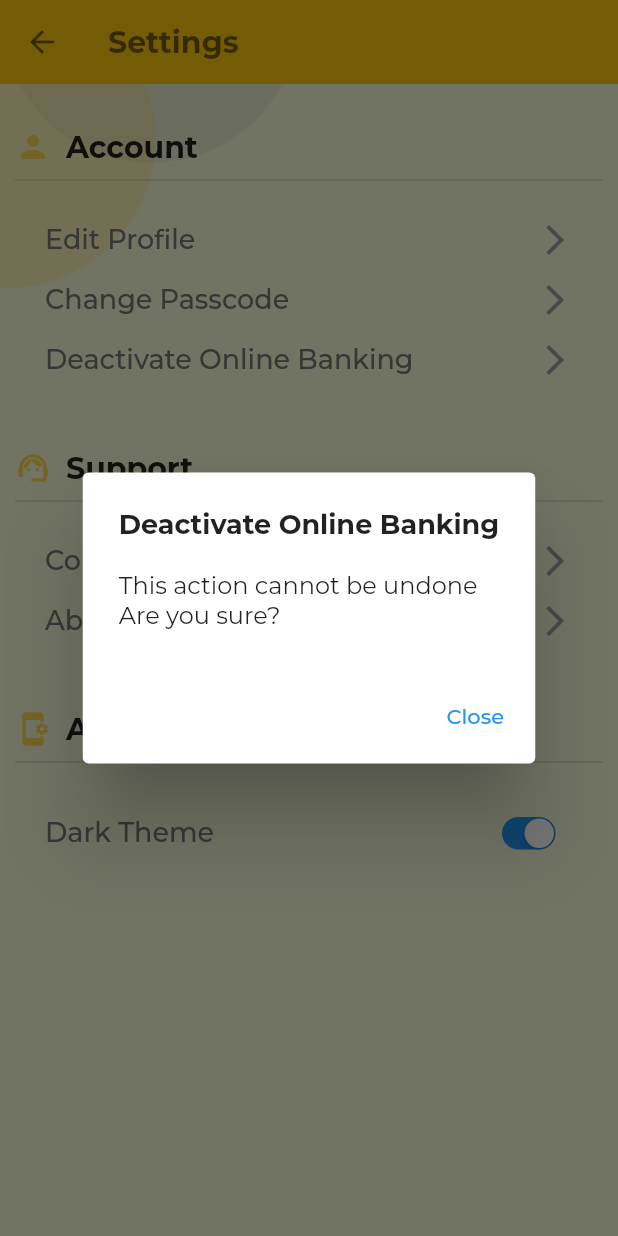
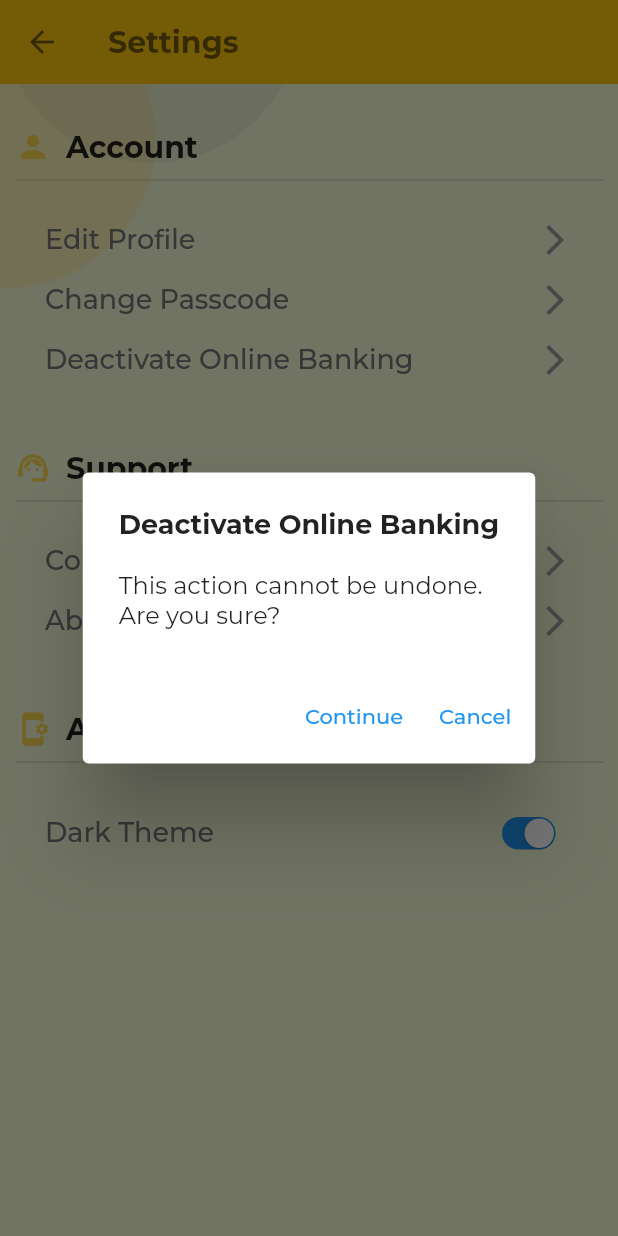
Before and after one commit to User-Experience-Design-SE3050-2021/se3050---uee-2021s2_reg_we_26, a Flutter app: the SettingScreen screen opened directly, after a tap on "Deactivate Online Banking", on a phone screen of 412 x 824 dp. Run offline on Flutter 3.47's test engine with Material 2 defaults, Android fonts, the phone set to English and light mode, and no system bars; our stand-ins replace cloud_firestore, firebase_core; accounts and stored records are empty.

Commit message:
Service_Deactivation_Done_20211008

```diff
--- a/lib/screens/common/settings_screen.dart
+++ b/lib/screens/common/settings_screen.dart
@@ -1,5 +1,7 @@
 import 'package:boc_smart_passbook/screens/common/reset_passcode_screen.dart';
 import 'package:boc_smart_passbook/screens/user_auth/edit_user_screen.dart';
+import 'package:boc_smart_passbook/screens/user_auth/login_screen.dart';
+import 'package:boc_smart_passbook/validators/user_database.dart';
 import 'package:flutter/cupertino.dart';
 import 'package:flutter/material.dart';
 
@@ -39,7 +41,7 @@ class _SettingScreenState extends State<SettingScreen> {
       appBar: AppBar(
         iconTheme: IconThemeData(color: Colors.black54),
         elevation: 0,
-        backgroundColor: const Color.fromRGBO(253,198,13,1),
+        backgroundColor: const Color.fromRGBO(253, 198, 13, 1),
         title: const Text(
           'Settings',
           style: TextStyle(
@@ -82,7 +84,6 @@ class _SettingScreenState extends State<SettingScreen> {
             SizedBox(
               height: 10,
             ),
-
             GestureDetector(
               onTap: () {
                 Navigator.of(context).push(
@@ -92,7 +93,8 @@ class _SettingScreenState extends State<SettingScreen> {
                 );
               },
               child: Padding(
-                padding: const EdgeInsets.symmetric(vertical: 8, horizontal: 20),
+                padding:
+                    const EdgeInsets.symmetric(vertical: 8, horizontal: 20),
                 child: Row(
                   mainAxisAlignment: MainAxisAlignment.spaceBetween,
                   children: [
@@ -109,7 +111,6 @@ class _SettingScreenState extends State<SettingScreen> {
                 ),
               ),
             ),
-
             GestureDetector(
               onTap: () {
                 Navigator.of(context).push(
@@ -119,7 +120,8 @@ class _SettingScreenState extends State<SettingScreen> {
                 );
               },
               child: Padding(
-                padding: const EdgeInsets.symmetric(vertical: 8, horizontal: 20),
+                padding:
+                    const EdgeInsets.symmetric(vertical: 8, horizontal: 20),
                 child: Row(
                   mainAxisAlignment: MainAxisAlignment.spaceBetween,
                   children: [
@@ -136,8 +138,81 @@ class _SettingScreenState extends State<SettingScreen> {
                 ),
               ),
             ),
-            buildAccountOption(context, "Deactivate Online Banking", "This action cannot be undone\n"
-                "Are you sure?"),
+            GestureDetector(
+              onTap: () {
+                showDialog(
+                    context: context,
+                    builder: (BuildContext context) {
+                      return AlertDialog(
+                        title: Text(
+                          "Deactivate Online Banking",
+                          style: TextStyle(
+                            fontSize: 18.0,
+                            fontWeight: FontWeight.bold,
+                          ),
+                        ),
+                        content: Column(
+                          crossAxisAlignment: CrossAxisAlignment.stretch,
+                          mainAxisSize: MainAxisSize.min,
+                          children: [
+                            Text(
+                              "This action cannot be undone.\n"
+                              "Are you sure?",
+                              textAlign: TextAlign.justify,
+                            ),
+                          ],
+                        ),
+                        actions: [
+                          TextButton(
+                            onPressed: () {
+                              Database.deleteUser(
+                                docId: '1',
+                              );
+
+                              Navigator.of(context).push(
+                                MaterialPageRoute(
+                                  builder: (context) => const LoginScreen(),
+                                ),
+                              );
+
+                              ScaffoldMessenger.of(context)
+                                  .showSnackBar(SnackBar(
+                                content: Text("Successfully Deactivated"),
+                                backgroundColor:
+                                    Color.fromRGBO(253, 198, 13, 1),
+                              ));
+                            },
+                            child: Text("Continue"),
+                          ),
+                          TextButton(
+                            onPressed: () {
+                              Navigator.of(context).pop();
+                            },
+                            child: Text("Cancel"),
+                          ),
+                        ],
+                      );
+                    });
+              },
+              child: Padding(
+                padding:
+                    const EdgeInsets.symmetric(vertical: 8, horizontal: 20),
+                child: Row(
+                  mainAxisAlignment: MainAxisAlignment.spaceBetween,
+                  children: [
+                    Text(
+                      "Deactivate Online Banking",
+                      style: TextStyle(
+                        fontWeight: FontWeight.w500,
+                        color: Colors.grey[600],
+                        fontSize: 18.0,
+                      ),
+                    ),
+                    Icon(Icons.arrow_forward_ios, color: Colors.grey)
+                  ],
+                ),
+              ),
+            ),
             SizedBox(height: 40),
             Row(
               children: [
@@ -162,14 +237,20 @@ class _SettingScreenState extends State<SettingScreen> {
             SizedBox(
               height: 10,
             ),
-            buildAccountOption(context, "Contact Us", "Bank Of Ceylon,\n"
+            buildAccountOption(
+                context,
+                "Contact Us",
+                "Bank Of Ceylon,\n"
                     "Bank of Ceylon Mawatha, \n"
                     "Colombo 01, \n"
                     "Sri Lanka. \n \n"
                     "Tel: +94 11 2446790-811(General)\n"
                     "Fax: +94 11 2321160 \n"
                     "Email: boc@boc.lk"),
-            buildAccountOption(context, "About Us", "Bank of Ceylon is a state-owned,"
+            buildAccountOption(
+                context,
+                "About Us",
+                "Bank of Ceylon is a state-owned,"
                     "major commercial bank in Sri Lanka."
                     "Its head office is located in an iconic cylindrical building in Colombo."
                     "\n\nThe bank has a network of 628 branches, 689 automated teller machines, 123 CDM network, "
@@ -198,14 +279,16 @@ class _SettingScreenState extends State<SettingScreen> {
             SizedBox(
               height: 10,
             ),
-            buildNotificationOption("Dark Theme", valNotify1, onChangeFunction1),
+            buildNotificationOption(
+                "Dark Theme", valNotify1, onChangeFunction1),
           ],
         ),
       ),
     );
   }
 
-  Padding buildNotificationOption(String title, bool value, Function onChangeMethod) {
+  Padding buildNotificationOption(
+      String title, bool value, Function onChangeMethod) {
     return Padding(
       padding: const EdgeInsets.symmetric(vertical: 8, horizontal: 20),
       child: Row(
@@ -225,7 +308,7 @@ class _SettingScreenState extends State<SettingScreen> {
               activeColor: Colors.blue,
               trackColor: Colors.grey,
               value: value,
-              onChanged: (bool newValue){
+              onChanged: (bool newValue) {
                 onChangeMethod(newValue);
               },
             ),
@@ -235,10 +318,13 @@ class _SettingScreenState extends State<SettingScreen> {
     );
   }
 
-  GestureDetector buildAccountOption(BuildContext context, String title, String description) {
+  GestureDetector buildAccountOption(
+      BuildContext context, String title, String description) {
     return GestureDetector(
       onTap: () {
-        showDialog(context: context, builder: (BuildContext context) {
+        showDialog(
+            context: context,
+            builder: (BuildContext context) {
               return AlertDialog(
                 title: Text(
                   title,
@@ -267,7 +353,6 @@ class _SettingScreenState extends State<SettingScreen> {
                 ],
               );
             });
-
       },
       child: Padding(
         padding: const EdgeInsets.symmetric(vertical: 8, horizontal: 20),
@@ -289,10 +374,13 @@ class _SettingScreenState extends State<SettingScreen> {
     );
   }
 
-  GestureDetector buildDeactivateOption(BuildContext context, String title, String description) {
+  GestureDetector buildDeactivateOption(
+      BuildContext context, String title, String description) {
     return GestureDetector(
       onTap: () {
-        showDialog(context: context, builder: (BuildContext context) {
+        showDialog(
+            context: context,
+            builder: (BuildContext context) {
               return AlertDialog(
                 title: Text(
                   title,
@@ -315,7 +403,6 @@ class _SettingScreenState extends State<SettingScreen> {
                 ],
               );
             });
-
       },
       child: Padding(
         padding: const EdgeInsets.symmetric(vertical: 8, horizontal: 20),
--- a/lib/screens/dashboard/account_screen.dart
+++ b/lib/screens/dashboard/account_screen.dart
@@ -128,7 +128,7 @@ class _AccountScreenState extends State<AccountScreen> {
                             Row(
                               children: [
                                 Text(
-                                  'Account Number : xxxxxxxxxxxxx',
+                                  'Account Number : 241587452360',
                                   style: TextStyle(
                                     fontWeight: FontWeight.bold,
                                     fontSize: 20.0,
--- a/lib/validators/user_database.dart
+++ b/lib/validators/user_database.dart
@@ -78,7 +78,7 @@ class Database{
   static Future<void> deleteUser({
     required String docId,
   }) async {
-    DocumentReference documentReference = _mainCollection.doc('1').collection('users').doc(docId);
+    DocumentReference documentReference = _mainCollection.doc('user').collection('users').doc(docId);
 
     await documentReference.delete().whenComplete(() =>  print("Successfully Deactivated")).catchError((e) => print(e));
   }
```
Also changed, not shown: lib/screens/dashboard/dashboard_screen.dart (+8 -5 lines). Lines whose indentation alone changed are shown as unchanged.
